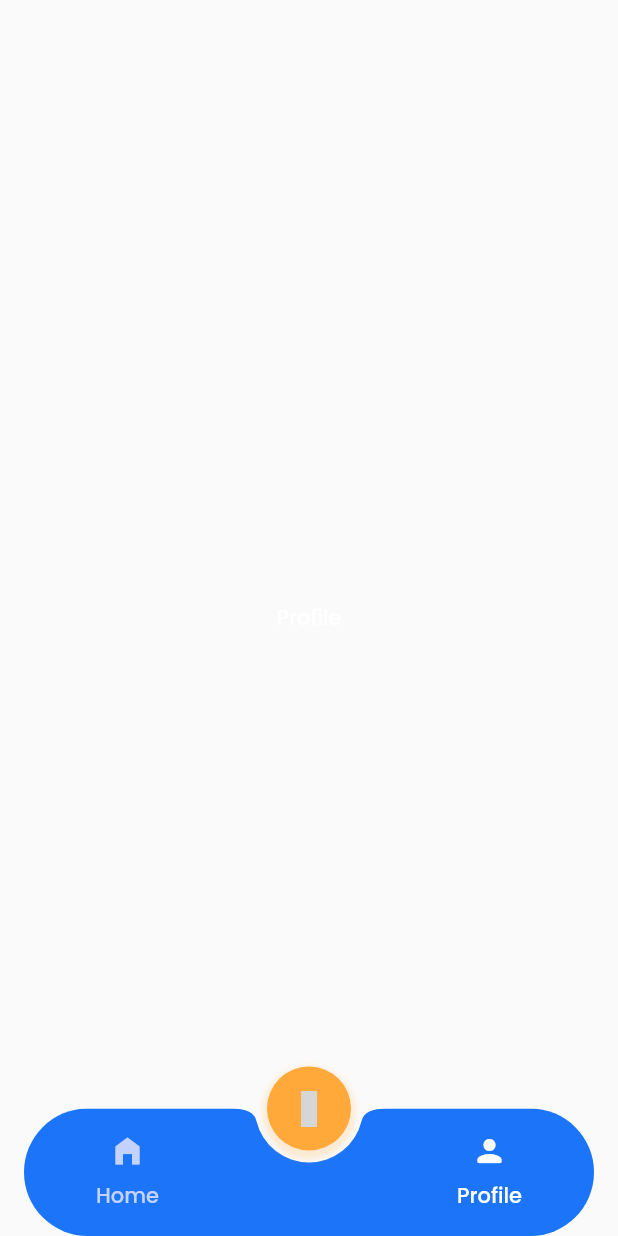
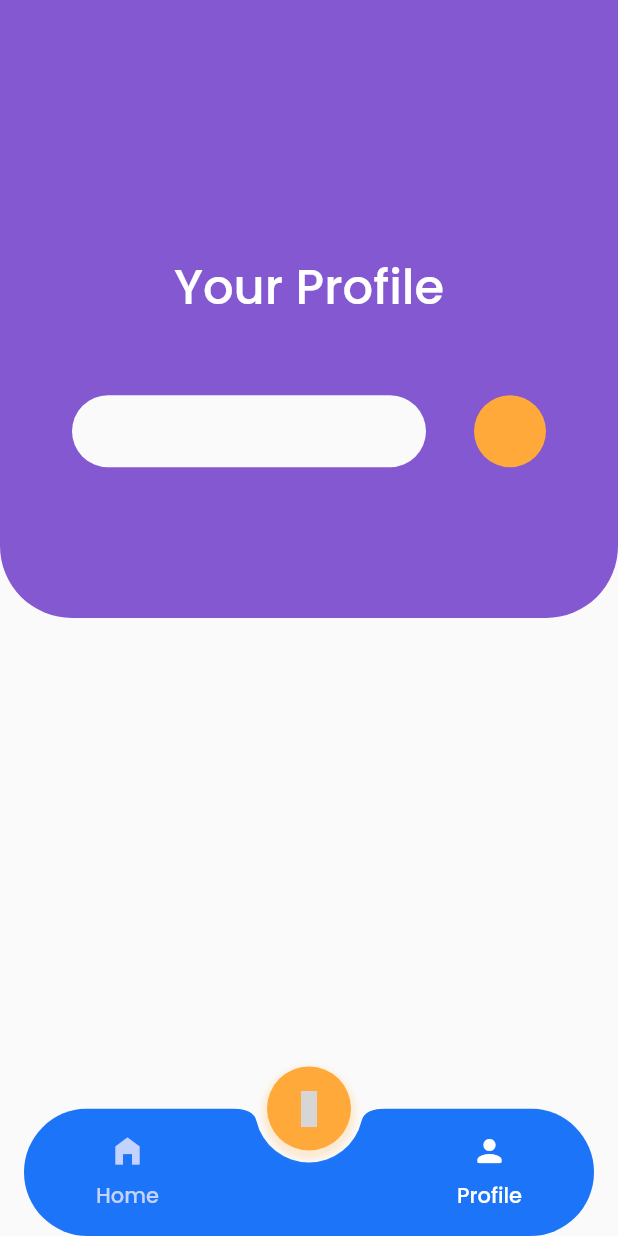
Before and after one commit to wojtekoziol/flash, a Flutter app: the screen it shows after launch, after a tap on "Profile", on a phone screen of 412 x 824 dp. Run offline on Flutter 3.47's test engine with Material 2 defaults, Android fonts, the phone set to English and light mode, and no system bars; our stand-ins replace bloc, flutter_bloc, flutter_hooks, freezed_annotation, get_it, googleapis_auth and 1 more; missing offline and left inert: googleapis; generated files the repository leaves out were written again; key blocks and very long unbroken strings in the code were emptied for the run; grey boxes are pictures that could not be loaded.

Commit message:
Add profile section

```diff
--- a/lib/app.dart
+++ b/lib/app.dart
@@ -1,17 +1,22 @@
 import 'package:flash/config/theme.dart';
+import 'package:flash/data/bloc/profile/profile_cubit.dart';
 import 'package:flash/view/navigation/navigation_view.dart';
 import 'package:flutter/material.dart';
+import 'package:flutter_bloc/flutter_bloc.dart';
 
 class App extends StatelessWidget {
   const App({super.key});
 
   @override
   Widget build(BuildContext context) {
-    return MaterialApp(
-      title: 'Flash',
-      debugShowCheckedModeBanner: false,
-      theme: kLightTheme,
-      home: const NavigationView(),
+    return BlocProvider(
+      create: (context) => ProfileCubit(),
+      child: MaterialApp(
+        title: 'Flash',
+        debugShowCheckedModeBanner: false,
+        theme: kLightTheme,
+        home: const NavigationView(),
+      ),
     );
   }
 }
--- /dev/null
+++ b/lib/data/bloc/profile/profile_cubit.dart
@@ -0,0 +1,21 @@
+import 'package:bloc/bloc.dart';
+import 'package:flash/data/models/deck.dart';
+import 'package:freezed_annotation/freezed_annotation.dart';
+
+part 'profile_state.dart';
+part 'profile_cubit.freezed.dart';
+
+class ProfileCubit extends Cubit<ProfileState> {
+  ProfileCubit() : super(const ProfileState.notCreated());
+
+  void create({required String nickname}) {
+    emit(ProfileState.created(nickname: nickname));
+  }
+
+  void update({required String nickname}) {
+    state.map(
+      notCreated: (_) => create(nickname: nickname),
+      created: (s) => s.copyWith(nickname: nickname),
+    );
+  }
+}
--- /dev/null
+++ b/lib/data/bloc/profile/profile_state.dart
@@ -0,0 +1,10 @@
+part of 'profile_cubit.dart';
+
+@freezed
+class ProfileState with _$ProfileState {
+  const factory ProfileState.notCreated() = _NotCreated;
+  const factory ProfileState.created({
+    required String nickname,
+    @Default([]) List<Deck> decks,
+  }) = _Created;
+}
--- /dev/null
+++ b/lib/view/profile/nickname_field.dart
@@ -0,0 +1,49 @@
+import 'package:flash/config/constants.dart';
+import 'package:flash/data/bloc/profile/profile_cubit.dart';
+import 'package:flutter/material.dart';
+import 'package:flutter_bloc/flutter_bloc.dart';
+import 'package:flutter_hooks/flutter_hooks.dart';
+
+class NicknameField extends HookWidget {
+  const NicknameField({
+    super.key,
+    required this.focusNode,
+  });
+
+  final FocusNode focusNode;
+
+  @override
+  Widget build(BuildContext context) {
+    final controller = useTextEditingController();
+
+    return BlocListener<ProfileCubit, ProfileState>(
+      listener: (context, state) {
+        state.whenOrNull(
+          created: (nickname, _) => controller.text = nickname,
+        );
+      },
+      child: TextFormField(
+        focusNode: focusNode,
+        controller: controller,
+        onEditingComplete: () {
+          context.read<ProfileCubit>().update(nickname: controller.text);
+        },
+        decoration: InputDecoration(
+          fillColor: Theme.of(context).scaffoldBackgroundColor,
+          filled: true,
+          border: UnderlineInputBorder(
+            borderRadius: BorderRadius.circular(kPaddingL),
+            borderSide: BorderSide.none,
+          ),
+          focusedBorder: UnderlineInputBorder(
+            borderRadius: BorderRadius.circular(kPaddingL),
+            borderSide: BorderSide.none,
+          ),
+          contentPadding: const EdgeInsets.symmetric(
+            horizontal: kPaddingL,
+          ),
+        ),
+      ),
+    );
+  }
+}
--- a/lib/view/profile/profile_view.dart
+++ b/lib/view/profile/profile_view.dart
@@ -1,12 +1,79 @@
+import 'package:flash/config/constants.dart';
+import 'package:flash/view/profile/nickname_field.dart';
 import 'package:flutter/material.dart';
+import 'package:flutter_hooks/flutter_hooks.dart';
 
 class ProfileView extends StatelessWidget {
   const ProfileView({super.key});
 
   @override
   Widget build(BuildContext context) {
-    return const Center(
-      child: Text('Profile'),
+    return Column(
+      children: const [
+        _ProfileSection(),
+        _SettingsSection(),
+      ],
     );
   }
 }
+
+class _ProfileSection extends HookWidget {
+  const _ProfileSection();
+
+  @override
+  Widget build(BuildContext context) {
+    final screenSize = MediaQuery.of(context).size;
+    final theme = Theme.of(context);
+
+    final textFieldFocusNode = useFocusNode();
+
+    return GestureDetector(
+      onTap: textFieldFocusNode.unfocus,
+      child: Container(
+        height: screenSize.height / 2,
+        decoration: BoxDecoration(
+          color: theme.colorScheme.secondary,
+          borderRadius: const BorderRadius.vertical(
+            bottom: Radius.circular(kPaddingXL),
+          ),
+        ),
+        padding: const EdgeInsets.symmetric(horizontal: kPaddingXL),
+        alignment: const Alignment(0, 0.25),
+        child: Column(
+          mainAxisSize: MainAxisSize.min,
+          children: [
+            Text(
+              'Your Profile',
+              style: theme.textTheme.headline3,
+            ),
+            const SizedBox(height: kPaddingXL),
+            Row(
+              children: [
+                Expanded(
+                  child: NicknameField(
+                    focusNode: textFieldFocusNode,
+                  ),
+                ),
+                const SizedBox(width: kPaddingL),
+                CircleAvatar(
+                  radius: kPaddingS * 3,
+                  backgroundColor:
+                      theme.floatingActionButtonTheme.backgroundColor,
+                ),
+              ],
+            ),
+          ],
+        ),
+      ),
+    );
+  }
+}
+
+class _SettingsSection extends StatelessWidget {
+  const _SettingsSection();
+
+  @override
+  Widget build(BuildContext context) {
+    return const SizedBox.shrink();
+  }
+}
```
